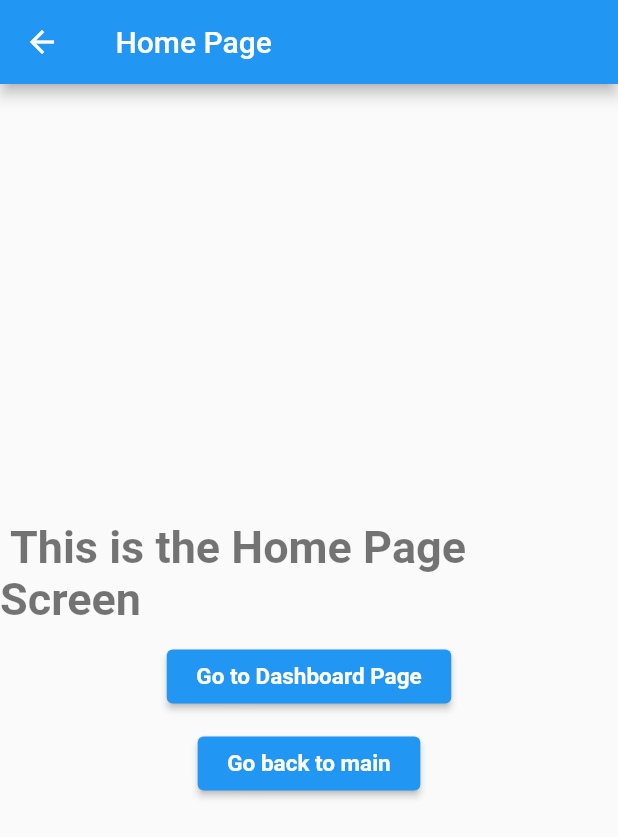
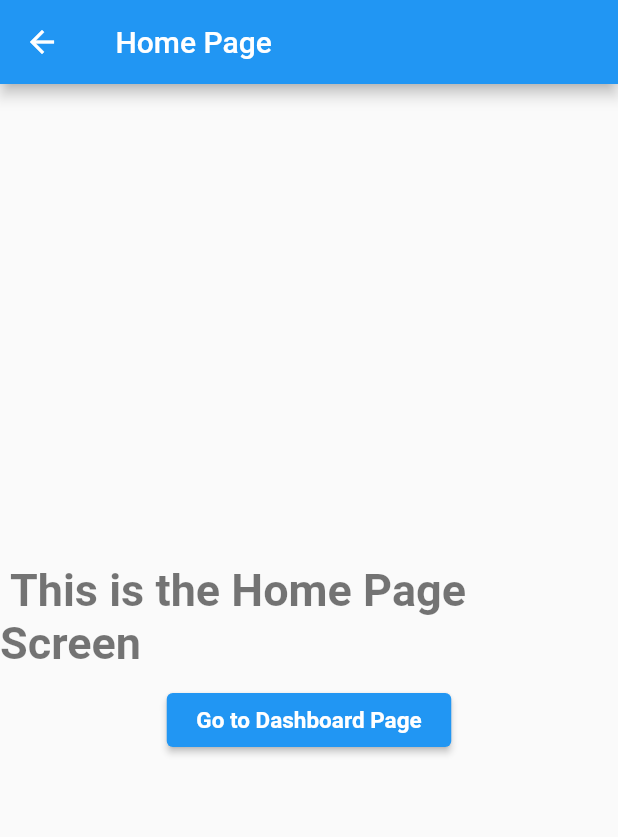
Before and after one commit to CRUXsur/flutter_getx, a Flutter app: the screen it shows after launch, after a tap on "Go to Home", on a phone screen of 412 x 824 dp. Shown: the top 837 px of the screen. Run offline on Flutter 3.47's test engine with Material 2 defaults, Android fonts, the phone set to English and light mode, and no system bars; our stand-ins replace get.

Commit message:
4.7 Navigation Routes || Named Routes GetX

```diff
--- a/lib/DashboardPage.dart
+++ b/lib/DashboardPage.dart
@@ -25,7 +25,7 @@ class DashboardPage extends StatelessWidget {
             const SizedBox(height: 10.0),
             ElevatedButton(
               onPressed: () {
-                Get.back();
+                Get.toNamed("/HomePage");
               },
               child: const Text(
                 " Go back to HomePage ",
--- a/lib/HomePage.dart
+++ b/lib/HomePage.dart
@@ -27,24 +27,10 @@ class HomePage extends StatelessWidget {
               const SizedBox(height: 10.0),
               ElevatedButton(
                   onPressed: () {
-                    Get.to(
-                      DashboardPage(),
-                    );
+                    Get.toNamed("/DashboardPage");
                   },
                   child: const Text(
                     " Go to Dashboard Page ",
-                    style: TextStyle(
-                        color: Colors.white,
-                        fontSize: 15.0,
-                        fontWeight: FontWeight.bold),
-                  )),
-              const SizedBox(height: 10.0),
-              ElevatedButton(
-                  onPressed: () {
-                    Get.back();
-                  },
-                  child: const Text(
-                    " Go back to main ",
                     style: TextStyle(
                         color: Colors.white,
                         fontSize: 15.0,
--- a/lib/main.dart
+++ b/lib/main.dart
@@ -1,4 +1,5 @@
 import 'package:flutter/material.dart';
+import 'package:flutter_getx/DashboardPage.dart';
 import 'package:get/get.dart';
 
 import 'HomePage.dart';
@@ -14,10 +15,17 @@ class MyApp extends StatelessWidget {
   @override
   Widget build(BuildContext context) {
     return GetMaterialApp(
-      title: " Route Navigation for Un-named Routes ",
+      title: " Route Navigation for Named Routes ",
+      initialRoute: "/",
+      defaultTransition: Transition.rightToLeftWithFade,
+      getPages: [
+        GetPage(name: '/', page: () => MyApp()),
+        GetPage(name: '/HomePage', page: () => HomePage()),
+        GetPage(name: '/DashboardPage', page: () => DashboardPage()),
+      ],
       home: Scaffold(
         appBar: AppBar(
-          title: const Text(" Route Navigation for Un-named Routes "),
+          title: const Text(" Route Navigation for Named Routes "),
         ),
         body: Center(
           child: Column(
@@ -26,9 +34,7 @@ class MyApp extends StatelessWidget {
             children: [
               ElevatedButton(
                 onPressed: () {
-                  Get.to(
-                    HomePage(),
-                  );
+                  Get.toNamed("/HomePage");
                 },
                 child: Text(" Go to Home "),
               ),
```
Also changed, not shown: 1 other file.
